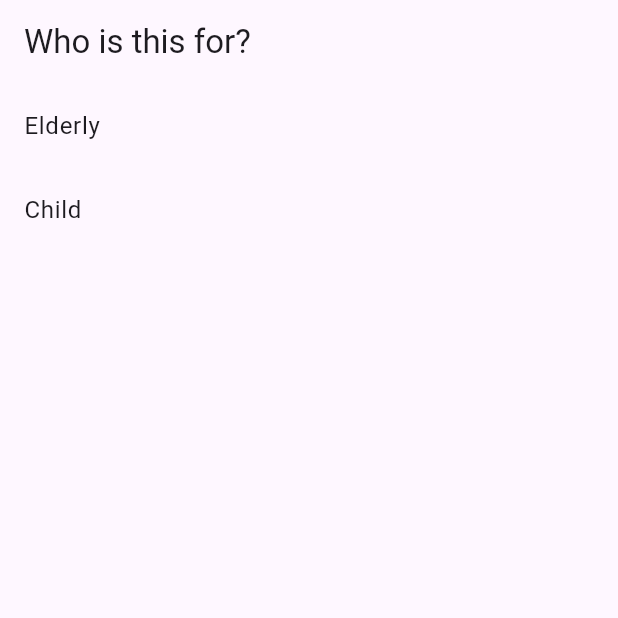
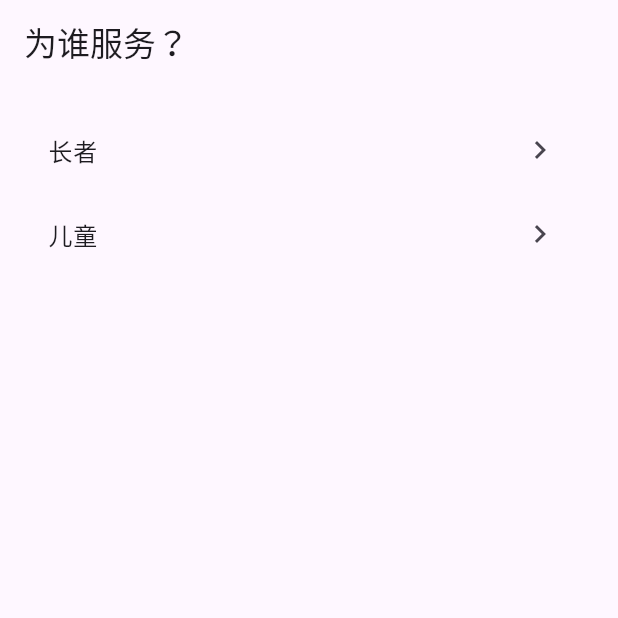
Before and after one commit to zhikanyeye/Silver-Companion-AI, a Flutter app: the screen it shows after launch, on a phone screen of 412 x 824 dp, the top half of it. Run offline on Flutter 3.47's test engine with Material 3 defaults, Android fonts, the phone set to English and light mode, and no system bars.

Commit message:
fix: improve home selector accessibility

```diff
--- a/lib/app.dart
+++ b/lib/app.dart
@@ -18,17 +18,34 @@ class HomeSelectorScreen extends StatelessWidget {
   Widget build(BuildContext context) {
     return Scaffold(
       appBar: AppBar(
-        title: const Text('Who is this for?'),
+        title: const Text('为谁服务？'),
       ),
-      body: ListView(
-        children: const [
-          ListTile(
-            title: Text('Elderly'),
+      body: SafeArea(
+        child: Padding(
+          padding: const EdgeInsets.all(16),
+          child: ListView(
+            children: [
+              Semantics(
+                label: '选择长者',
+                button: true,
+                child: ListTile(
+                  title: const Text('长者'),
+                  trailing: const Icon(Icons.chevron_right),
+                  onTap: () {},
+                ),
+              ),
+              Semantics(
+                label: '选择儿童',
+                button: true,
+                child: ListTile(
+                  title: const Text('儿童'),
+                  trailing: const Icon(Icons.chevron_right),
+                  onTap: () {},
+                ),
+              ),
+            ],
           ),
-          ListTile(
-            title: Text('Child'),
-          ),
-        ],
+        ),
       ),
     );
   }
```
Also changed, not shown: 2 other files.
